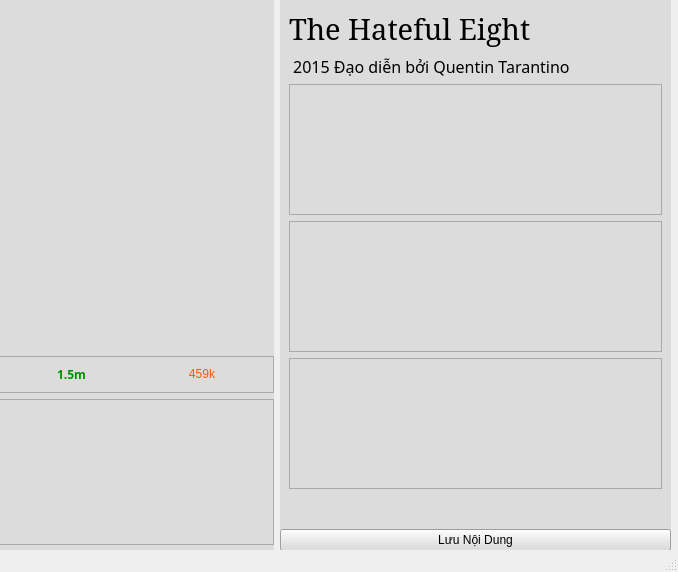
Qt form ui/detail.ui (tai679/nextgen-pti) before a commit.
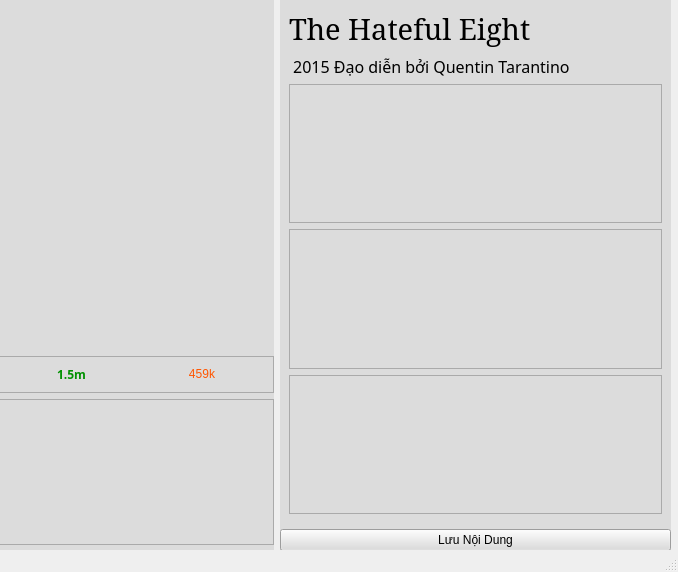
The same form after that commit. Icons and pictures are not drawn.

Patch:
```diff
--- a/ui/detail.ui
+++ b/ui/detail.ui
@@ -31,7 +31,7 @@
       <widget class="QLabel" name="img">
        <property name="minimumSize">
         <size>
-         <width>250</width>
+         <width>265</width>
          <height>350</height>
         </size>
        </property>
@@ -177,25 +177,6 @@
        </layout>
       </widget>
      </item>
-     <item>
-      <widget class="QLabel" name="tieude">
-       <property name="font">
-        <font>
-         <family>Roboto Condensed</family>
-         <pointsize>12</pointsize>
-        </font>
-       </property>
-       <property name="styleSheet">
-        <string notr="true">color:rgb(0, 0, 0);</string>
-       </property>
-       <property name="text">
-        <string/>
-       </property>
-       <property name="wordWrap">
-        <bool>true</bool>
-       </property>
-      </widget>
-     </item>
      <item>
       <widget class="QPushButton" name="btnSave">
        <property name="text">
```
